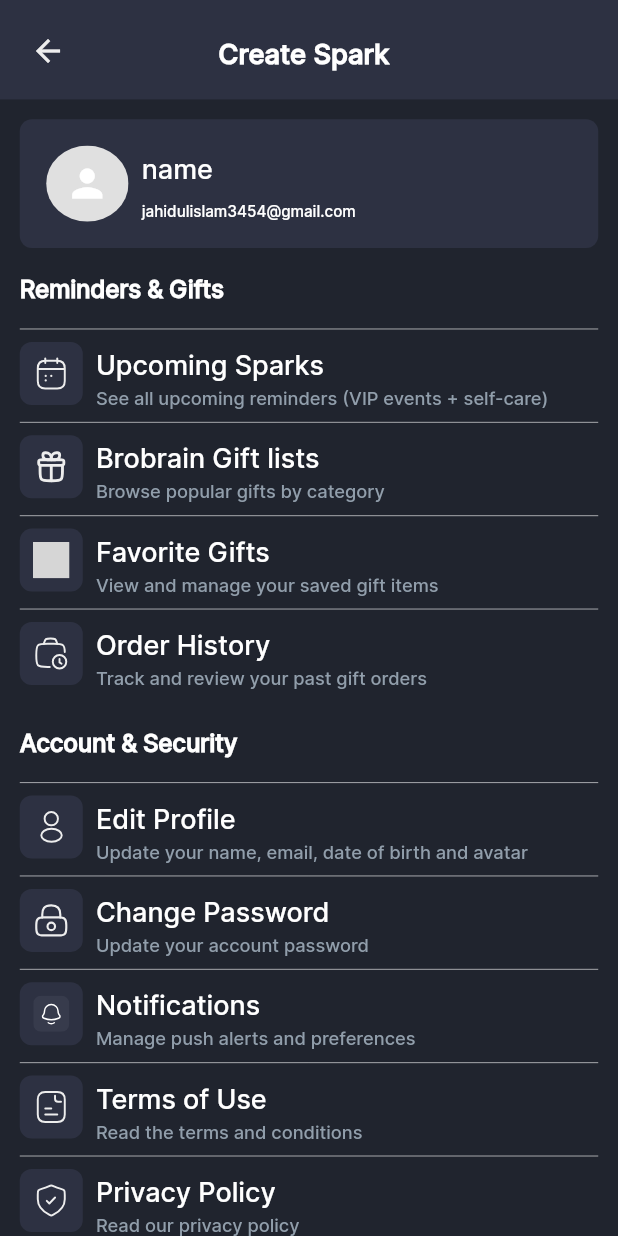
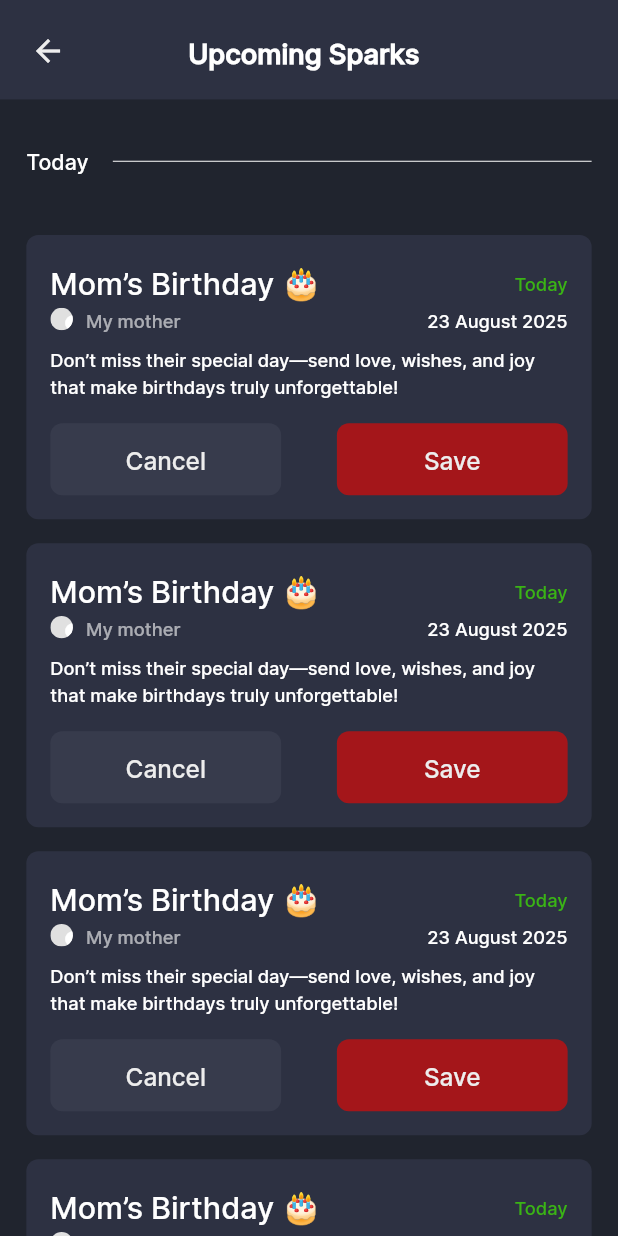
Before and after one commit to akibur-rahman-wix-buddy/kashiron_flutter, a Flutter app: the SettingScreen screen opened directly, after a tap on "Upcoming Sparks", on a phone screen of 412 x 824 dp. Run offline on Flutter 3.47's test engine with Material 3 defaults, Android fonts, the phone set to English and light mode, and no system bars; drawn by our look-alikes of auto_animated; our stand-ins replace cached_network_image, dio, flutter_otp_text_field, flutter_screenutil, flutter_svg, fluttertoast and 7 more; accounts and stored records are empty; network calls fail; project files that could hold a hidden picture were left out; grey boxes are pictures that could not be loaded.

Commit message:
solve the code

```diff
--- /dev/null
+++ b/lib/feature/settings/presentation/upcomming_spark_screen.dart
@@ -0,0 +1,86 @@
+
+import 'package:flutter/material.dart';
+import 'package:flutter_screenutil/flutter_screenutil.dart';
+import 'package:kashirons_flutter/assets_helperfdg/app_colors.dart';
+import 'package:kashirons_flutter/assets_helperfdg/app_fonts.dart';
+import 'package:kashirons_flutter/common_widgets/custom_app_bar.dart';
+import 'package:kashirons_flutter/feature/settings/widget/upcomming_Spark_Card.dart';
+import 'package:kashirons_flutter/helpers/ui_helpers.dart';
+import 'package:kashirons_flutter/networks/endpoints.dart';
+
+class UpcommingSparkScreen extends StatefulWidget {
+  const UpcommingSparkScreen({super.key});
+
+  @override
+  State<UpcommingSparkScreen> createState() => _UpcommingSparkScreenState();
+}
+
+class _UpcommingSparkScreenState extends State<UpcommingSparkScreen> {
+  @override
+  Widget build(BuildContext context) {
+    return Scaffold(
+      backgroundColor: AppColor.primaryBg,
+      body: SafeArea(
+        child: Column(
+          crossAxisAlignment: CrossAxisAlignment.start,
+          children: [
+            /// App Bar
+            CustomAppBar(
+              title: "Upcoming Sparks",
+            ),
+            UIHelper.verticalSpace(16.h),
+
+
+            Expanded(
+              child: SingleChildScrollView(
+                child: Padding(
+                  padding: EdgeInsets.symmetric(horizontal: 16.w),
+                  child: Column(
+                    crossAxisAlignment: CrossAxisAlignment.start,
+                   children: [
+
+
+
+                     Row(
+                       children: [
+                         Text("Today",style: TextFontStyle.textStyle14InterW500,),
+                         UIHelper.horizontalSpace(16.h),
+                         Expanded(
+                           child: Divider(
+                             height: 50,
+                             color: Colors.white,
+                           ),
+                         )
+                       ],
+                     ),
+                     UIHelper.verticalSpace(16.h),
+
+
+                     ListView.builder(
+                         shrinkWrap: true,
+                       primary: false,
+                       itemCount: 5,
+                         itemBuilder:  (context,index) {
+                         return UpcommingSparkCard(
+                           titleName: "Mom’s Birthday 🎂 ",
+                           description: "Don’t miss their special day—send love, wishes, and joy that make birthdays truly unforgettable!",
+                           image: personImageUrl,
+                           cancelOnTap: (){},
+                           date: "23 August 2025",
+                           day: "Today",
+                           relationship: "My mother",
+                           saveOnTap: (){},
+                         );
+                       }
+                     )
+                   ],
+                  ),
+                ),
+              ),
+            ),
+          ],
+        ),
+      ),
+    );
+  }
+}
--- /dev/null
+++ b/lib/feature/settings/widget/upcomming_Spark_Card.dart
@@ -0,0 +1,96 @@
+import 'package:flutter/material.dart';
+import 'package:flutter_screenutil/flutter_screenutil.dart';
+import 'package:kashirons_flutter/assets_helperfdg/app_fonts.dart';
+import 'package:kashirons_flutter/common_widgets/custom_elevated_button.dart';
+import 'package:kashirons_flutter/common_widgets/shimmerClipOverImageWidget.dart';
+import 'package:kashirons_flutter/helpers/ui_helpers.dart';
+import 'package:kashirons_flutter/networks/endpoints.dart';
+
+class UpcommingSparkCard extends StatelessWidget {
+  const UpcommingSparkCard({
+    super.key, required this.titleName, required this.relationship, required this.image, required this.day, required this.date, required this.description, required this.saveOnTap, required this.cancelOnTap,
+  });
+
+  final String titleName;
+  final String relationship;
+  final String image;
+  final String day;
+  final String date;
+  final String description;
+  final VoidCallback saveOnTap;
+  final VoidCallback cancelOnTap;
+
+
+
+  @override
+  Widget build(BuildContext context) {
+    return Container(
+      width: double.infinity,
+      padding: const EdgeInsets.all(16),
+      margin: const EdgeInsets.symmetric(vertical: 8),
+      decoration: ShapeDecoration(
+        color: const Color(0xFF2D3142),
+        shape: RoundedRectangleBorder(borderRadius: BorderRadius.circular(8)),
+      ),child: Column(
+      children: [
+        Row(
+          mainAxisAlignment: MainAxisAlignment.spaceBetween,
+          children: [
+            Text(titleName,style: TextFontStyle.textStyle20InterW500,),
+            Text(day,style: TextFontStyle.textStyle12InterW400.copyWith(color: Color(0xFF3AB415)),)
+
+          ],
+        ),
+
+        Row(
+          mainAxisAlignment: MainAxisAlignment.spaceBetween,
+          children: [
+            Row(
+              mainAxisAlignment: MainAxisAlignment.spaceBetween,
+              children: [
+                shimmerClipOvalWidget(
+
+                  height: 15,
+                  weight: 15,
+                  networkImageLink:personImageUrl,
+                ),
+                UIHelper.horizontalSpace(8.w),
+                Text(relationship,style: TextFontStyle.textStyle12InterW400.copyWith(color: Colors.white60),)
+
+              ],
+            ),
+            Text(date,style: TextFontStyle.textStyle12InterW400,)
+          ],
+        ),
+        UIHelper.verticalSpace(8.h),
+        Text(description,style: TextFontStyle.textStyle12InterW400),
+        UIHelper.verticalSpace(16.h),
+        Row(
+          mainAxisAlignment: MainAxisAlignment.spaceBetween,
+          children: [
+            CustomElevatedButton(
+              padding: EdgeInsets.all(0),
+              backgroundColor: Color(0xFF373B4C),
+              width: 140.w,
+              height: 48.0,
+
+              text: "Cancel",
+
+
+              onPressed:
+              cancelOnTap,
+            ),
+            CustomElevatedButton(
+              padding: EdgeInsets.all(0),
+              width: 140.w,
+              text: "Save",
+              height: 48.0,
+              onPressed: saveOnTap,
+            ),
+          ],
+        ),
+      ],
+    ),
+    );
+  }
+}
--- a/lib/helpers/all_routes.dart
+++ b/lib/helpers/all_routes.dart
@@ -2,11 +2,15 @@ import 'dart:io';
 
 import 'package:flutter/cupertino.dart';
 import 'package:kashirons_flutter/feature/auth/presentation/forgot_otp_screen.dart';
+import 'package:kashirons_flutter/feature/brobrain_gift_list/presentation/brobrain_gift_list_screen.dart';
 import 'package:kashirons_flutter/feature/brobrain_gift_list/presentation/gift_details_screen.dart';
 import 'package:kashirons_flutter/feature/onboarding/presentation/onboarding_screen.dart';
 import 'package:kashirons_flutter/feature/send_flower_&_card_part/presentation/choose_delivery_address_send_flower_Card.dart';
 import 'package:kashirons_flutter/feature/send_flower_&_card_part/presentation/choose_flower_card.dart';
 import 'package:kashirons_flutter/feature/send_flower_&_card_part/presentation/send_flower_&_card_screen.dart';
+import 'package:kashirons_flutter/feature/settings/presentation/favorite_gifts_screen.dart';
+import 'package:kashirons_flutter/feature/settings/presentation/order_history.dart';
+import 'package:kashirons_flutter/feature/settings/presentation/upcomming_spark_screen.dart';
 import 'package:kashirons_flutter/feature/spark/presentation/spark_details_screen.dart';
 import 'package:kashirons_flutter/feature/spark/presentation/vip_spark_details_screen.dart';
 import 'package:kashirons_flutter/feature/vip_profile/presentation/create_spark_screen.dart';
@@ -56,6 +60,16 @@ final class Routes {
  static const String productDetailScreen = "/productDetailScreen";
  static const String vipDetailsScreen = "/vipDetailsScreen";
  static const String createSparkScreen = "/createSparkScreen";
+
+
+ ///>>>>>>>>>>>>>>>>>>>>>>>> settings section >>>>>>>>>>>>>>>>>>>>>>>>>>>
+
+
+
+  static const String upcommingSparkScreen = "/upcommingSparkScreen";
+  static const String brobrainGiftListScreen = "/brobrainGiftListScreen";
+  static const String favoriteGiftsScreen = "/favoriteGiftsScreen";
+  static const String orderHistoryScreen = "/orderHistoryScreen";
 
 
 
@@ -132,6 +146,30 @@ final class RouteGenerator {
             ? _FadedTransitionRoute(
             widget: ResetPasswordScreen(), settings: settings)
             : CupertinoPageRoute(builder: (context) => ResetPasswordScreen());
+
+        case Routes.upcommingSparkScreen:
+        return Platform.isAndroid
+            ? _FadedTransitionRoute(
+            widget: UpcommingSparkScreen(), settings: settings)
+            : CupertinoPageRoute(builder: (context) => UpcommingSparkScreen());
+
+        case Routes.brobrainGiftListScreen:
+        return Platform.isAndroid
+            ? _FadedTransitionRoute(
+            widget: BrobrainGiftListScreen(), settings: settings)
+            : CupertinoPageRoute(builder: (context) => BrobrainGiftListScreen());
+
+        case Routes.favoriteGiftsScreen:
+        return Platform.isAndroid
+            ? _FadedTransitionRoute(
+            widget: FavoriteGiftsScreen(), settings: settings)
+            : CupertinoPageRoute(builder: (context) => FavoriteGiftsScreen());
+
+        case Routes.orderHistoryScreen:
+        return Platform.isAndroid
+            ? _FadedTransitionRoute(
+            widget: OrderHistoryScreen(), settings: settings)
+            : CupertinoPageRoute(builder: (context) => OrderHistoryScreen());
 
 
 
--- a/lib/main.dart
+++ b/lib/main.dart
@@ -8,9 +8,7 @@ import 'package:kashirons_flutter/feature/vip_profile/presentation/vip_profile_s
 import 'assets_helperfdg/app_colors.dart';
 import 'constants/custome_theme.dart';
 import 'feature/bottom_nav_bar.dart';
-import 'feature/brobrain_gift_list/presentation/brobrain_gift_list_screen.dart';
-import 'feature/vip_profile/presentation/create_spark_screen.dart';
-import 'feature/vip_profile/presentation/vip_details_screen.dart';
+import 'feature/settings/presentation/edit_profile_screen.dart';
 import 'helpers/all_routes.dart';
 import 'helpers/di.dart';
 import 'helpers/helper_methods.dart';
@@ -88,7 +86,7 @@ class UtillScreenMobile extends StatelessWidget {
             },
             navigatorKey: NavigationService.navigatorKey,
             onGenerateRoute: RouteGenerator.generateRoute,
-            home: CustomBottomNavBar(),
+            home: EditProfileScreen(),
           //  home: HomeScreen(),
           ),
         );
```
Also changed, not shown: lib/feature/settings/presentation/edit_profile_screen.dart (added, +71 -0 lines), lib/feature/settings/presentation/favorite_gifts_screen.dart (added, +96 -0 lines), lib/feature/settings/presentation/order_history.dart (added, +137 -0 lines), lib/feature/settings/presentation/setting_screen.dart (+13 -4 lines), lib/feature/settings/widget/order_history_card.dart (added, +83 -0 lines).
